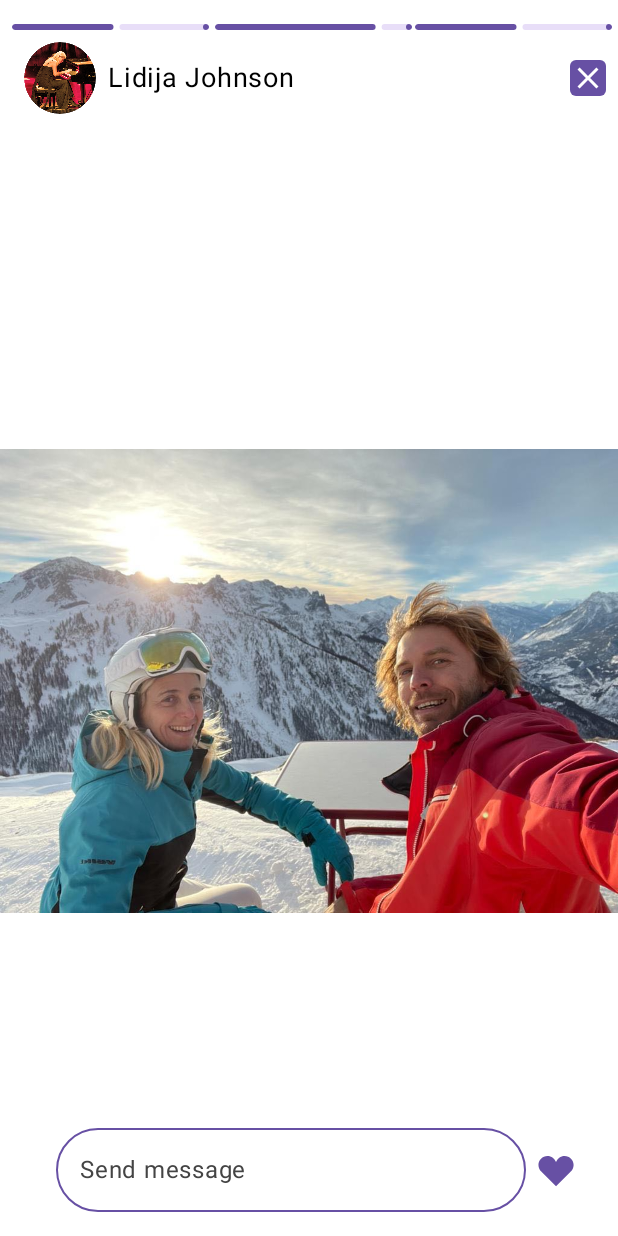
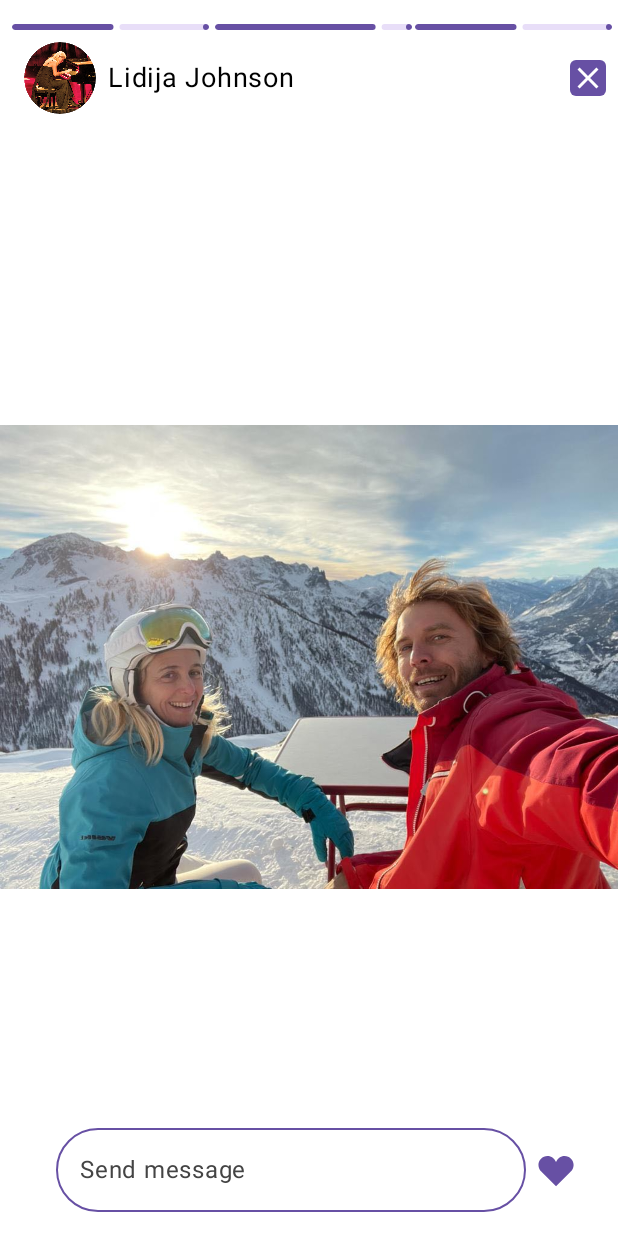
Before and after one commit to BojanVilic/Film, an Android app built with Jetpack Compose: the @Preview function StoryContentPreview, on a phone screen of 412 x 824 dp. Run offline under Robolectric (Android 15) with nearby library versions, the phone set to English and light mode, and no system bars; libraries missing offline, so code that uses them is left out: com.google.android.exoplayer2; 2 statements that could not run were skipped.

Commit message:
Fixed story alignments

```diff
--- a/app/src/main/java/com/bojanvilic/film/ui/components/StoryComponents.kt
+++ b/app/src/main/java/com/bojanvilic/film/ui/components/StoryComponents.kt
@@ -49,7 +49,6 @@ fun StoryScreen(
             },
             storyUri = storyUri,
             onStoryClicked = {
-                storyViewModel.onStoryClicked()
             }
         )
     }
@@ -143,6 +142,7 @@ fun StoryContent(
                 Image(
                     modifier = Modifier
                         .fillMaxSize()
+                        .padding(bottom = 32.dp)
                         .clickable {
                             onStoryClicked()
                         },
@@ -154,6 +154,7 @@ fun StoryContent(
                 Image(
                     modifier = Modifier
                         .fillMaxSize()
+                        .padding(bottom = 62.dp)
                         .clickable {
                             onStoryClicked()
                         },
```
